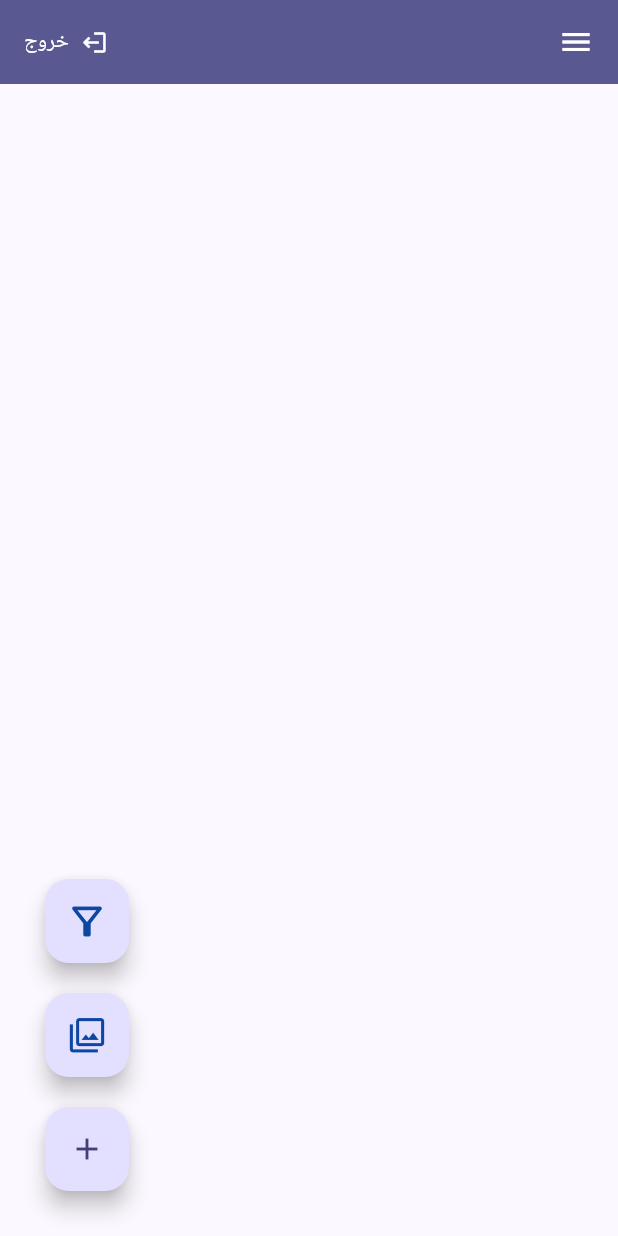
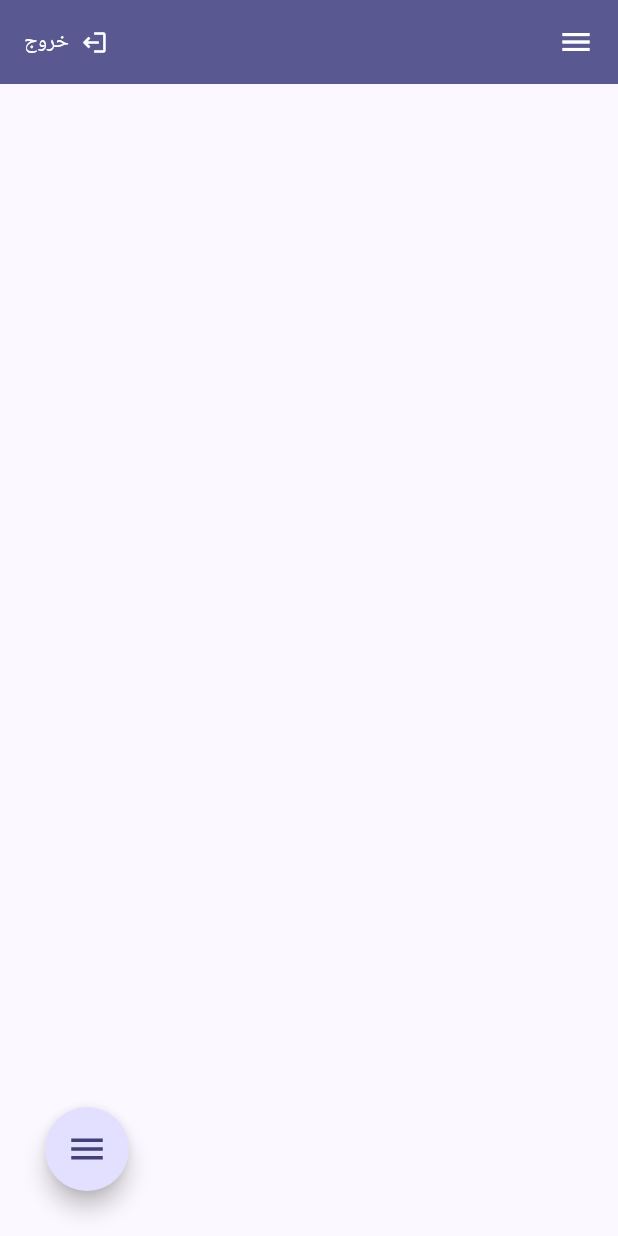
Before and after one commit to AiExpert1985/tablets, a Flutter app: the screen it shows once a user with an empty profile is signed in, on a phone screen of 412 x 824 dp. Run offline on Flutter 3.47's test engine with Material 3 defaults, Android fonts, the light colour scheme and no system bars; drawn by our look-alikes of flutter_speed_dial; our stand-ins replace animated_search_bar, cached_network_image, carousel_slider, cloud_firestore, firebase_auth, firebase_core and 8 more; missing offline and left inert: anydrawer; accounts and stored records are empty.

Commit message:
successfully implement SpeedDial floating buttons

```diff
--- a/lib/l10n/intl_ar.arb
+++ b/lib/l10n/intl_ar.arb
@@ -15,6 +15,8 @@
     "edit": "تعديل",
     "delete": "حذف",
     "search": "بحث",
+    "add": "اضافة",
+    "reports": "تقارير",
     "greeting": "مرحباً",
     "logout": "خروج",
     "user_privilage": "الصلاحيات",
--- a/lib/l10n/intl_en.arb
+++ b/lib/l10n/intl_en.arb
@@ -15,6 +15,8 @@
     "edit": "Edit",
     "delete": "Delete",
     "search": "Search",
+    "add": "Add",
+    "reports": "Reports",
     "greeting": "hi",
     "logout": "logout",
     "user_privilage": "Privilage",
--- a/lib/src/features/products/view/main_screen.dart
+++ b/lib/src/features/products/view/main_screen.dart
@@ -1,51 +1,23 @@
 import 'package:flutter/material.dart';
 import 'package:flutter_riverpod/flutter_riverpod.dart';
 import 'package:tablets/src/common_widgets/main_layout/main_screen_frame.dart';
-import 'package:tablets/src/features/products/controller/product_drawer_provider.dart';
-import 'package:tablets/src/features/products/controller/product_form_provider.dart';
 import 'package:tablets/src/features/products/controller/products_list_controller.dart';
+import 'package:tablets/src/features/products/view/product_floating_buttons.dart';
 import 'package:tablets/src/features/products/view/products_list.dart';
 
 class ProductsScreen extends ConsumerWidget {
   const ProductsScreen({super.key});
   @override
   Widget build(BuildContext context, WidgetRef ref) {
-    final formController = ref.watch(productsFormControllerProvider);
-    final drawerController = ref.watch(productsDrawerProvider);
     ref.watch(productSearchNotifierProvider);
-    return AppScreenFrame(
+    return const AppScreenFrame(
       screenBody: Stack(
         children: [
-          const ProductList(),
+          ProductList(),
           Positioned(
             bottom: 0,
             left: 0,
-            child: Column(
-              children: [
-                FloatingActionButton(
-                  onPressed: () => drawerController.showSearchForm(context),
-                  child: Icon(
-                    Icons.filter_alt_outlined,
-                    size: 30,
-                    color: Colors.blue[900],
-                  ),
-                ),
-                const SizedBox(height: 20),
-                FloatingActionButton(
-                  onPressed: () => drawerController.showReports(context),
-                  child: Icon(
-                    Icons.filter,
-                    size: 25,
-                    color: Colors.blue[900],
-                  ),
-                ),
-                const SizedBox(height: 20),
-                FloatingActionButton(
-                  onPressed: () => formController.showAddProductForm(context),
-                  child: const Icon(Icons.add),
-                ),
-              ],
-            ),
+            child: ProductFloatingButtons(),
           )
         ],
       ),
--- /dev/null
+++ b/lib/src/features/products/view/product_floating_buttons.dart
@@ -0,0 +1,69 @@
+import 'package:flutter/material.dart';
+import 'package:flutter_riverpod/flutter_riverpod.dart';
+import 'package:flutter_speed_dial/flutter_speed_dial.dart';
+import 'package:tablets/src/features/products/controller/product_drawer_provider.dart';
+import 'package:tablets/src/features/products/controller/product_form_provider.dart';
+
+class ProductFloatingButtons extends ConsumerWidget {
+  const ProductFloatingButtons({super.key});
+
+  @override
+  Widget build(BuildContext context, WidgetRef ref) {
+    final formController = ref.watch(productsFormControllerProvider);
+    final drawerController = ref.watch(productsDrawerProvider);
+    const iconsColor = Color.fromARGB(255, 68, 15, 153);
+    return SpeedDial(
+      direction: SpeedDialDirection.up,
+      switchLabelPosition: false,
+      animatedIcon: AnimatedIcons.menu_close,
+      spaceBetweenChildren: 10,
+      animatedIconTheme: const IconThemeData(size: 28.0),
+      visible: true,
+      curve: Curves.bounceInOut,
+      children: [
+        SpeedDialChild(
+          child: const Icon(Icons.pie_chart, color: Colors.white),
+          backgroundColor: iconsColor,
+          onTap: () => drawerController.showReports(context),
+        ),
+        SpeedDialChild(
+          child: const Icon(Icons.search, color: Colors.white),
+          backgroundColor: iconsColor,
+          onTap: () => drawerController.showSearchForm(context),
+        ),
+        SpeedDialChild(
+          child: const Icon(Icons.create, color: Colors.white),
+          backgroundColor: iconsColor,
+          onTap: () => formController.showAddProductForm(context),
+        ),
+      ],
+    );
+  }
+}
+
+            // child: Column(
+            //   children: [
+            //     FloatingActionButton(
+            //       onPressed: () => drawerController.showSearchForm(context),
+            //       child: Icon(
+            //         Icons.filter_alt_outlined,
+            //         size: 30,
+            //         color: Colors.blue[900],
+            //       ),
+            //     ),
+            //     const SizedBox(height: 20),
+            //     FloatingActionButton(
+            //       onPressed: () => drawerController.showReports(context),
+            //       child: Icon(
+            //         Icons.filter,
+            //         size: 25,
+            //         color: Colors.blue[900],
+            //       ),
+            //     ),
+            //     const SizedBox(height: 20),
+            //     FloatingActionButton(
+            //       onPressed: () => formController.showAddProductForm(context),
+            //       child: const Icon(Icons.add),
+            //     ),
+            //   ],
+            // ),
```
Also changed, not shown: lib/src/common_widgets/icons/custom_icons.dart (renamed from lib/src/common_widgets/icons/form_icons.dart, +45 -0 lines), lib/src/features/products/view/product_buttons.dart (deleted, +0 -43 lines), lib/generated/intl/messages_ar.dart, lib/generated/intl/messages_en.dart, lib/generated/l10n.dart.
